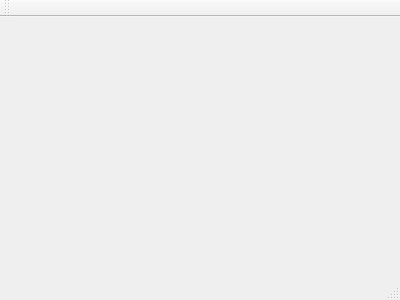
This is rentmanagermainwindow.ui in jayjay-w/rentman as Qt 5 draws it before an edit. The edited form follows.
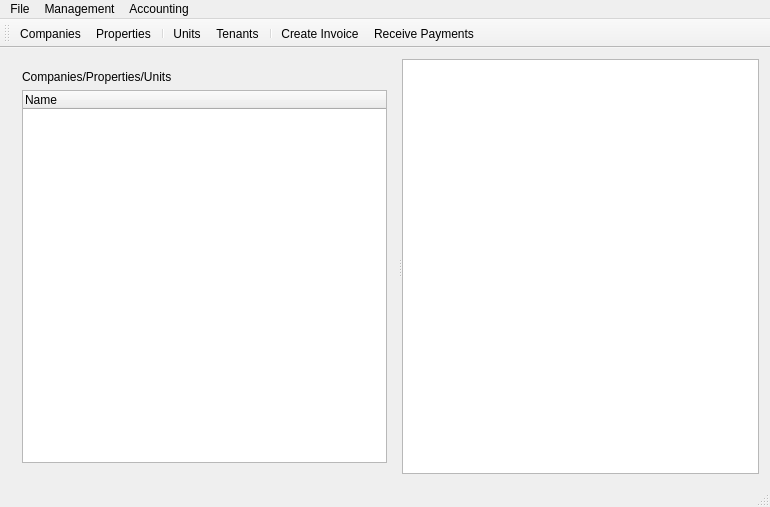
This is the edited form.

Commit message: Rough Draft of MainWindow

```diff
--- a/rentmanagermainwindow.ui
+++ b/rentmanagermainwindow.ui
@@ -1,24 +1,193 @@
 <ui version="4.0">
  <class>RentManagerMainWindow</class>
- <widget class="QMainWindow" name="RentManagerMainWindow" >
-  <property name="geometry" >
+ <widget class="QMainWindow" name="RentManagerMainWindow">
+  <property name="geometry">
    <rect>
     <x>0</x>
     <y>0</y>
-    <width>400</width>
-    <height>300</height>
+    <width>770</width>
+    <height>507</height>
    </rect>
   </property>
   <property name="windowTitle" >
    <string>RentManagerMainWindow</string>
   </property>
-  <widget class="QMenuBar" name="menuBar" />
-  <widget class="QToolBar" name="mainToolBar" />
-  <widget class="QWidget" name="centralWidget" />
-  <widget class="QStatusBar" name="statusBar" />
+  <widget class="QWidget" name="centralWidget">
+   <layout class="QHBoxLayout" name="horizontalLayout">
+    <item>
+     <widget class="QSplitter" name="splitter">
+      <property name="orientation">
+       <enum>Qt::Horizontal</enum>
+      </property>
+      <widget class="QWidget" name="">
+       <layout class="QVBoxLayout" name="verticalLayout">
+        <item>
+         <widget class="QLabel" name="label">
+          <property name="text">
+           <string>Companies/Properties/Units</string>
+          </property>
+         </widget>
+        </item>
+        <item>
+         <widget class="QTreeWidget" name="treeWidget">
+          <column>
+           <property name="text">
+            <string>Name</string>
+           </property>
+          </column>
+         </widget>
+        </item>
+       </layout>
+      </widget>
+      <widget class="QTableWidget" name="tableWidget"/>
+     </widget>
+    </item>
+   </layout>
+  </widget>
+  <widget class="QMenuBar" name="menuBar">
+   <property name="geometry">
+    <rect>
+     <x>0</x>
+     <y>0</y>
+     <width>770</width>
+     <height>22</height>
+    </rect>
+   </property>
+   <widget class="QMenu" name="menuFile">
+    <property name="title">
+     <string>File</string>
+    </property>
+    <widget class="QMenu" name="menuRecent_Files">
+     <property name="title">
+      <string>Recent Files</string>
+     </property>
+     <addaction name="separator"/>
+    </widget>
+    <addaction name="action_New"/>
+    <addaction name="action_Open"/>
+    <addaction name="action_Save"/>
+    <addaction name="actionSave_As"/>
+    <addaction name="separator"/>
+    <addaction name="menuRecent_Files"/>
+    <addaction name="separator"/>
+    <addaction name="actionCompanies"/>
+    <addaction name="actionProperties"/>
+    <addaction name="separator"/>
+    <addaction name="actionUnites"/>
+    <addaction name="actionTenants"/>
+    <addaction name="separator"/>
+    <addaction name="actionQuit"/>
+   </widget>
+   <widget class="QMenu" name="menuAccounting">
+    <property name="title">
+     <string>Accounting</string>
+    </property>
+    <addaction name="actionView_Tenan_Accounts"/>
+    <addaction name="separator"/>
+    <addaction name="actionCreate_Invoice"/>
+    <addaction name="actionMulti_Invoicing"/>
+    <addaction name="separator"/>
+    <addaction name="actionReceive_Payments"/>
+   </widget>
+   <widget class="QMenu" name="menuManagement">
+    <property name="title">
+     <string>Management</string>
+    </property>
+    <addaction name="actionAssign_Unit_To_Tenant"/>
+   </widget>
+   <addaction name="menuFile"/>
+   <addaction name="menuManagement"/>
+   <addaction name="menuAccounting"/>
+  </widget>
+  <widget class="QToolBar" name="mainToolBar">
+   <attribute name="toolBarArea">
+    <enum>TopToolBarArea</enum>
+   </attribute>
+   <attribute name="toolBarBreak">
+    <bool>false</bool>
+   </attribute>
+   <addaction name="actionCompanies"/>
+   <addaction name="actionProperties"/>
+   <addaction name="separator"/>
+   <addaction name="actionUnites"/>
+   <addaction name="actionTenants"/>
+   <addaction name="separator"/>
+   <addaction name="actionCreate_Invoice"/>
+   <addaction name="actionReceive_Payments"/>
+  </widget>
+  <widget class="QStatusBar" name="statusBar"/>
+  <action name="actionCompanies">
+   <property name="text">
+    <string>Companies</string>
+   </property>
+  </action>
+  <action name="actionProperties">
+   <property name="text">
+    <string>Properties</string>
+   </property>
+  </action>
+  <action name="actionUnites">
+   <property name="text">
+    <string>Units</string>
+   </property>
+  </action>
+  <action name="actionTenants">
+   <property name="text">
+    <string>Tenants</string>
+   </property>
+  </action>
+  <action name="actionQuit">
+   <property name="text">
+    <string>Quit</string>
+   </property>
+  </action>
+  <action name="actionView_Tenan_Accounts">
+   <property name="text">
+    <string>View Tenan Accounts</string>
+   </property>
+  </action>
+  <action name="actionCreate_Invoice">
+   <property name="text">
+    <string>Create Invoice</string>
+   </property>
+  </action>
+  <action name="actionMulti_Invoicing">
+   <property name="text">
+    <string>Multi Invoicing</string>
+   </property>
+  </action>
+  <action name="actionReceive_Payments">
+   <property name="text">
+    <string>Receive Payments</string>
+   </property>
+  </action>
+  <action name="actionAssign_Unit_To_Tenant">
+   <property name="text">
+    <string>Assign Unit To Tenant</string>
+   </property>
+  </action>
+  <action name="action_New">
+   <property name="text">
+    <string>&amp;New</string>
+   </property>
+  </action>
+  <action name="action_Open">
+   <property name="text">
+    <string>&amp;Open</string>
+   </property>
+  </action>
+  <action name="action_Save">
+   <property name="text">
+    <string>&amp;Save</string>
+   </property>
+  </action>
+  <action name="actionSave_As">
+   <property name="text">
+    <string>Save &amp;As</string>
+   </property>
+  </action>
  </widget>
- <layoutDefault spacing="6" margin="11" />
- <pixmapfunction></pixmapfunction>
+ <layoutdefault spacing="6" margin="11"/>
  <resources/>
  <connections/>
 </ui>
```
Left out of the diff: 3 changed lines with no effect on the pictures.
